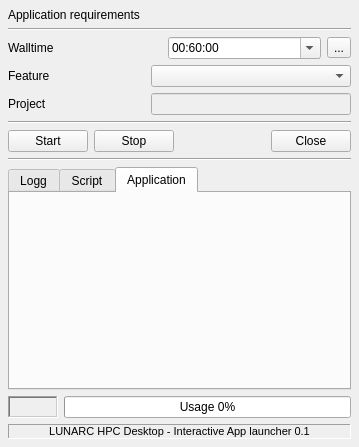
Old version of the form ui/mainwindow_simplified.ui in the repository lunarc/gfxlauncher.
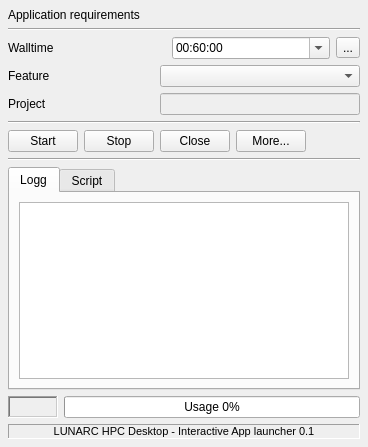
New version of the form. The open tabs and pages were chosen to show the change. Icons and pictures are not drawn.

Commit message: Work on simplifying user interface

```diff
--- a/ui/mainwindow_simplified.ui
+++ b/ui/mainwindow_simplified.ui
@@ -6,7 +6,7 @@
    <rect>
     <x>0</x>
     <y>0</y>
-    <width>359</width>
+    <width>368</width>
     <height>447</height>
    </rect>
   </property>
@@ -198,6 +198,12 @@
      <layout class="QHBoxLayout" name="horizontalLayout">
       <item>
        <widget class="QPushButton" name="startButton">
+        <property name="maximumSize">
+         <size>
+          <width>70</width>
+          <height>16777215</height>
+         </size>
+        </property>
         <property name="text">
          <string>Start</string>
         </property>
@@ -209,6 +215,12 @@
       </item>
       <item>
        <widget class="QPushButton" name="cancelButton">
+        <property name="maximumSize">
+         <size>
+          <width>70</width>
+          <height>16777215</height>
+         </size>
+        </property>
         <property name="text">
          <string>Stop</string>
         </property>
@@ -219,7 +231,40 @@
        </widget>
       </item>
       <item>
-       <spacer name="horizontalSpacer_3">
+       <widget class="QPushButton" name="closeButton">
+        <property name="maximumSize">
+         <size>
+          <width>70</width>
+          <height>16777215</height>
+         </size>
+        </property>
+        <property name="text">
+         <string>Close</string>
+        </property>
+        <property name="icon">
+         <iconset theme="window-close">
+          <normaloff>.</normaloff>.</iconset>
+        </property>
+       </widget>
+      </item>
+      <item>
+       <widget class="QPushButton" name="showDetails">
+        <property name="maximumSize">
+         <size>
+          <width>70</width>
+          <height>16777215</height>
+         </size>
+        </property>
+        <property name="text">
+         <string>More...</string>
+        </property>
+        <property name="checkable">
+         <bool>true</bool>
+        </property>
+       </widget>
+      </item>
+      <item>
+       <spacer name="horizontalSpacer">
         <property name="orientation">
          <enum>Qt::Horizontal</enum>
         </property>
@@ -232,15 +277,11 @@
        </spacer>
       </item>
       <item>
-       <widget class="QPushButton" name="closeButton">
-        <property name="text">
-         <string>Close</string>
+       <layout class="QHBoxLayout" name="extraControlsLayout">
+        <property name="spacing">
+         <number>6</number>
         </property>
-        <property name="icon">
-         <iconset theme="window-close">
-          <normaloff>.</normaloff>.</iconset>
-        </property>
-       </widget>
+       </layout>
       </item>
      </layout>
     </item>
@@ -253,6 +294,12 @@
     </item>
     <item>
      <widget class="QTabWidget" name="launcherTabs">
+      <property name="minimumSize">
+       <size>
+        <width>0</width>
+        <height>190</height>
+       </size>
+      </property>
       <property name="tabShape">
        <enum>QTabWidget::Rounded</enum>
       </property>
@@ -295,44 +342,6 @@
         </item>
        </layout>
       </widget>
-      <widget class="QWidget" name="applicationTab">
-       <attribute name="title">
-        <string>Application</string>
-       </attribute>
-       <layout class="QVBoxLayout" name="verticalLayout">
-        <item>
-         <widget class="QWidget" name="extraControlsWidget" native="true">
-          <property name="enabled">
-           <bool>true</bool>
-          </property>
-          <layout class="QVBoxLayout" name="verticalLayout_4">
-           <property name="spacing">
-            <number>0</number>
-           </property>
-           <property name="leftMargin">
-            <number>0</number>
-           </property>
-           <property name="topMargin">
-            <number>0</number>
-           </property>
-           <property name="rightMargin">
-            <number>0</number>
-           </property>
-           <property name="bottomMargin">
-            <number>0</number>
-           </property>
-           <item>
-            <layout class="QHBoxLayout" name="extraControlsLayout">
-             <property name="spacing">
-              <number>6</number>
-             </property>
-            </layout>
-           </item>
-          </layout>
-         </widget>
-        </item>
-       </layout>
-      </widget>
      </widget>
     </item>
     <item>
```
The commit also changes 6 other files.
